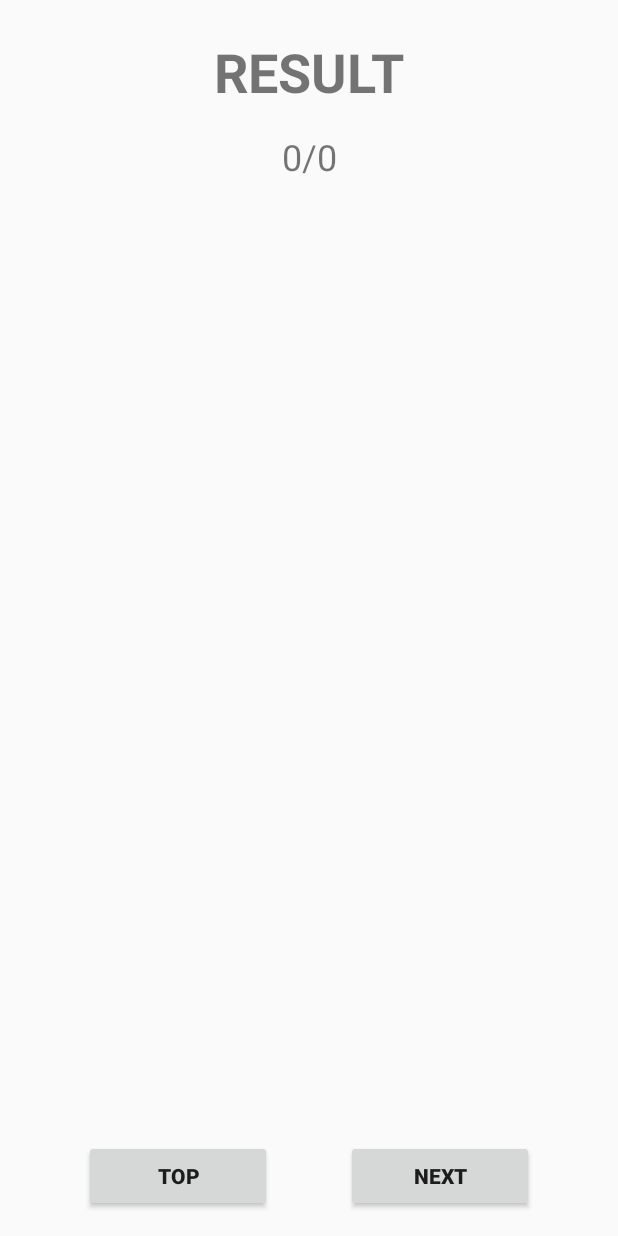
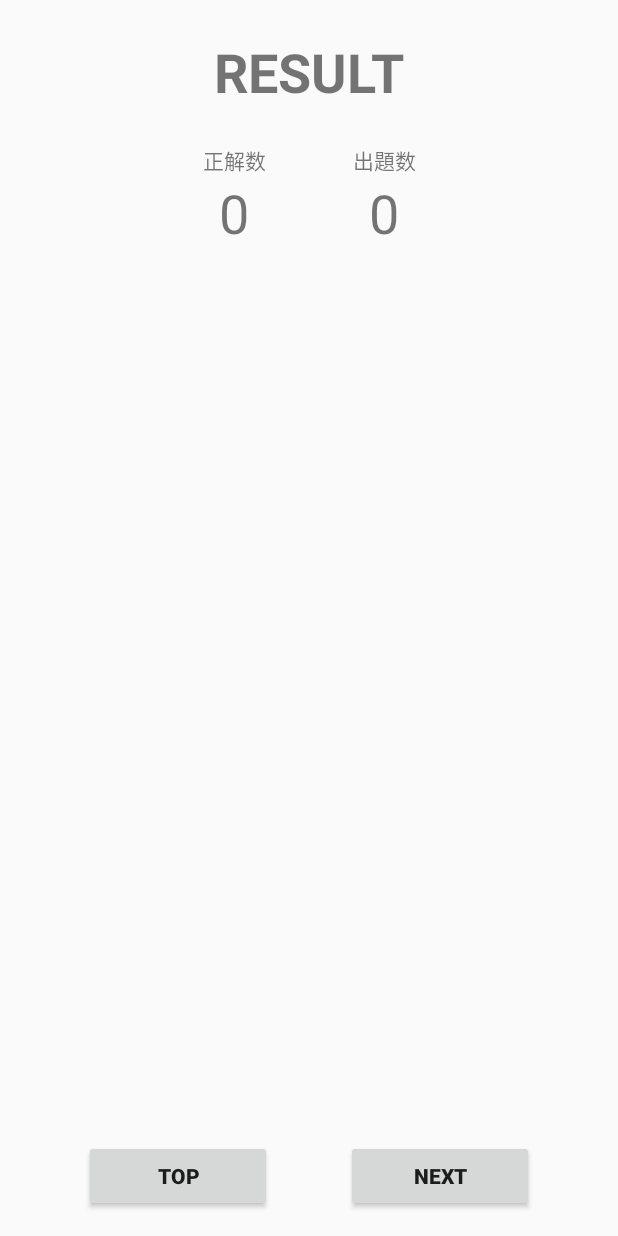
Before and after one commit to Junki1992/QuizActivity, an Android app: the ResultActivity screen opened directly, with no data from a screen before it, on a phone screen of 412 x 824 dp. Run offline under Robolectric (Android 15) with nearby library versions, the phone set to English and light mode, and no system bars; 2 statements that could not run were skipped.

Commit message:
◯、×画像をフリー素材に差し替えた（Udemyの教材で配布されてたものを使用していた為） ResultActivityの正解数と出題数のレイアウトを変更

```diff
--- a/app/src/main/java/com/websarva/quizapplication/QuizActivity.kt
+++ b/app/src/main/java/com/websarva/quizapplication/QuizActivity.kt
@@ -13,7 +13,6 @@ import android.view.View
 import androidx.appcompat.app.AlertDialog
 import androidx.appcompat.app.AppCompatActivity
 import kotlinx.android.synthetic.main.activity_quiz.*
-import java.util.*
 
 //正解数をトップクラスで宣言（ResultActivityでも使用する為）
     var intCorrect = 0
@@ -385,13 +384,13 @@ class QuizActivity : AppCompatActivity() {
         //正解なら◯、不正解なら×を表示し、音声ファイルを再生する
         imageViewAnswer.visibility = View.VISIBLE
         if (imageView == answer) {
-            imageViewAnswer.setImageResource(R.drawable.pic_correct)
+            imageViewAnswer.setImageResource(R.drawable.correct)
             //正解なら正解数をカウント
             intCorrect ++
             textViewCorrect.text = intCorrect.toString()
             soundPool.play2(soundId_Correct)
         } else {
-            imageViewAnswer.setImageResource(R.drawable.pic_incorrect)
+            imageViewAnswer.setImageResource(R.drawable.incorrect)
             soundPool.play2(soundId_Incorrect)
             //端末を振動させる
             vibrator.vibrate(50L)
--- a/app/src/main/res/layout/activity_main.xml
+++ b/app/src/main/res/layout/activity_main.xml
@@ -7,7 +7,7 @@
     tools:context=".MainActivity">
 
     <TextView
-        android:id="@+id/textViewNumberOfQuestion"
+        android:id="@+id/textViewCorrect"
         android:layout_width="wrap_content"
         android:layout_height="wrap_content"
         android:layout_marginTop="16dp"
@@ -22,13 +22,12 @@
         android:id="@+id/textView2"
         android:layout_width="wrap_content"
         android:layout_height="wrap_content"
-        android:layout_marginTop="8dp"
         android:text="大統領Quiz"
         android:textSize="30sp"
         app:layout_constraintEnd_toEndOf="parent"
-        app:layout_constraintHorizontal_bias="0.5"
+        app:layout_constraintHorizontal_bias="0.501"
         app:layout_constraintStart_toStartOf="parent"
-        app:layout_constraintTop_toBottomOf="@+id/textViewNumberOfQuestion" />
+        app:layout_constraintTop_toBottomOf="@+id/textViewCorrect" />
 
     <Spinner
         android:id="@+id/spinner"
--- a/app/src/main/res/layout/activity_result.xml
+++ b/app/src/main/res/layout/activity_result.xml
@@ -40,30 +40,7 @@
         app:layout_constraintEnd_toEndOf="parent"
         app:layout_constraintHorizontal_bias="0.5"
         app:layout_constraintStart_toStartOf="parent"
-        app:layout_constraintTop_toBottomOf="@+id/textView6">
-
-        <TextView
-            android:id="@+id/textViewCorrect"
-            android:layout_width="wrap_content"
-            android:layout_height="wrap_content"
-            android:text="1"
-            android:textSize="24sp" />
-
-        <TextView
-            android:id="@+id/textView"
-            android:layout_width="wrap_content"
-            android:layout_height="wrap_content"
-            android:text="/"
-            android:textSize="24sp" />
-
-        <TextView
-            android:id="@+id/textViewNumberOfQuestion"
-            android:layout_width="wrap_content"
-            android:layout_height="wrap_content"
-            android:text="1"
-            android:textSize="24sp" />
-
-    </LinearLayout>
+        app:layout_constraintTop_toBottomOf="@+id/textView6" />
 
     <TextView
         android:id="@+id/textView6"
@@ -104,4 +81,54 @@
         app:layout_constraintEnd_toEndOf="parent"
         app:layout_constraintHorizontal_bias="1.0"
         app:layout_constraintStart_toEndOf="@+id/buttonTop" />
+
+    <TableLayout
+        android:layout_width="wrap_content"
+        android:layout_height="wrap_content"
+        android:layout_marginTop="24dp"
+        app:layout_constraintEnd_toEndOf="parent"
+        app:layout_constraintHorizontal_bias="0.5"
+        app:layout_constraintStart_toStartOf="parent"
+        app:layout_constraintTop_toBottomOf="@+id/textView6">
+
+        <TableRow
+            android:layout_width="match_parent"
+            android:layout_height="match_parent">
+
+            <TextView
+                android:id="@+id/textView13"
+                android:layout_width="100dp"
+                android:layout_height="wrap_content"
+                android:gravity="center"
+                android:text="正解数" />
+
+            <TextView
+                android:id="@+id/textView14"
+                android:layout_width="100dp"
+                android:layout_height="wrap_content"
+                android:gravity="center"
+                android:text="出題数" />
+        </TableRow>
+
+        <TableRow
+            android:layout_width="match_parent"
+            android:layout_height="match_parent">
+
+            <TextView
+                android:id="@+id/textViewCorrect"
+                android:layout_width="wrap_content"
+                android:layout_height="wrap_content"
+                android:gravity="center"
+                android:textSize="36sp" />
+
+            <TextView
+                android:id="@+id/textViewNumberOfQuestion"
+                android:layout_width="wrap_content"
+                android:layout_height="wrap_content"
+                android:gravity="center"
+                android:textSize="36sp" />
+        </TableRow>
+
+    </TableLayout>
+
 </androidx.constraintlayout.widget.ConstraintLayout>
```
Also changed, not shown: app/src/main/res/drawable/correct.png (added), app/src/main/res/drawable/incorrect.png (added). Lines whose indentation alone changed are shown as unchanged.
